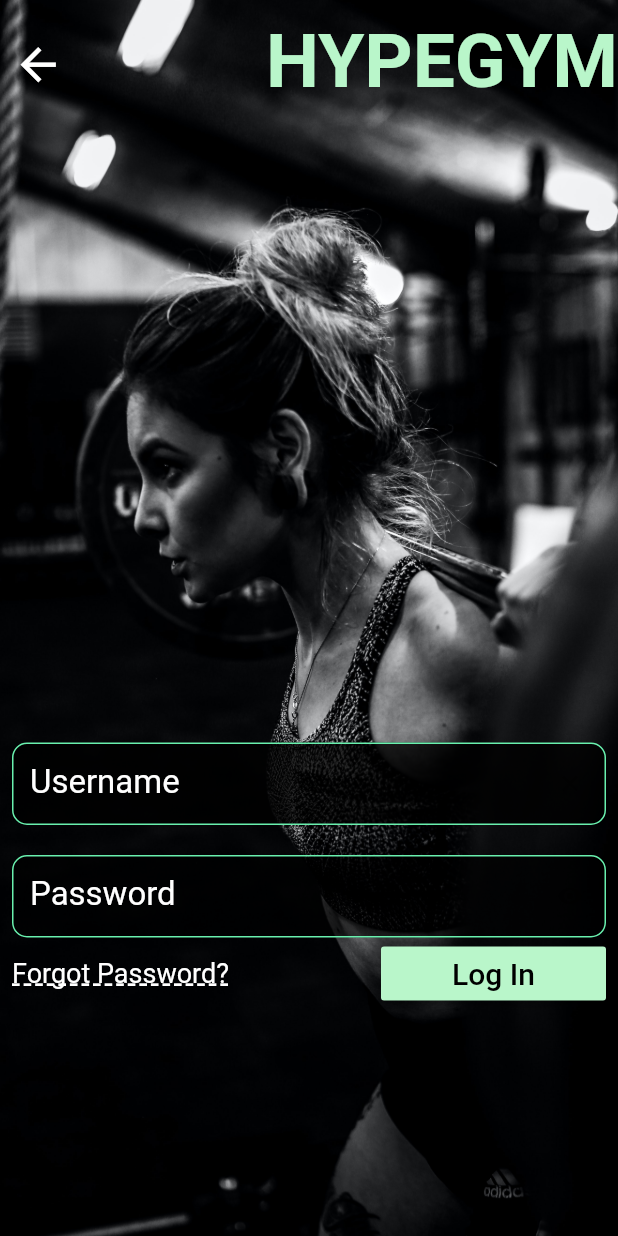
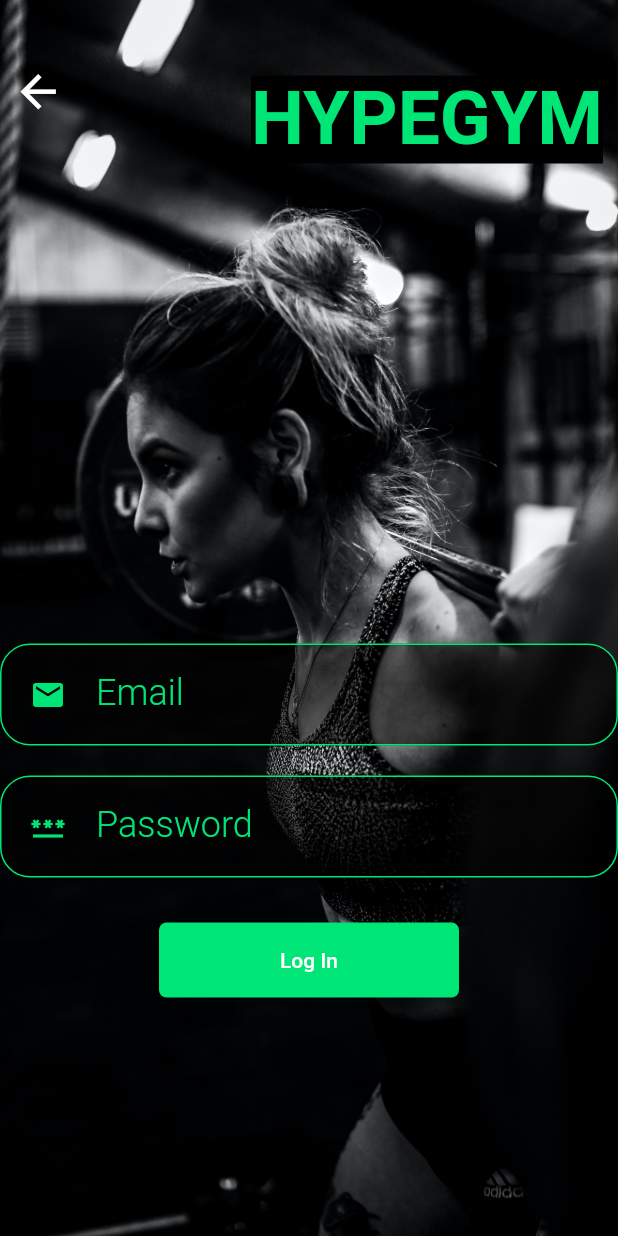
Before and after one commit to CSE343-Hypeline/hypegym-mobile, a Flutter app: the LoginPage screen opened directly, on a phone screen of 412 x 824 dp. Run offline on Flutter 3.47's test engine with Material 2 defaults, Android fonts, the phone set to English and light mode, and no system bars; our stand-ins replace flutter_secure_storage, google_fonts; accounts and stored records are empty.

Commit message:
connect with backend for /login and /me

```diff
--- /dev/null
+++ b/lib/helpers/constants.dart
@@ -0,0 +1,9 @@
+import 'dart:io';
+import 'dart:io' show Platform;
+
+class Constants {
+  Constants._();
+  //static const baseUrl = 'http://localhost:8080';
+  static String baseUrl = Platform.isAndroid ? 'http://192.168.56.1:8080' : 'http://localhost:8080';
+//String baseUrl = Platform.isAndroid ? 'http://192.168.56.1:8080' : 'http://localhost:8080';
+}
--- /dev/null
+++ b/lib/models/user.dart
@@ -0,0 +1,22 @@
+//import 'dart:convert';
+
+class User {
+  final String email;
+  final String roles;
+  final int exp;
+  //final int gymId;
+
+  const User({required this.email, required this.roles, required this.exp/*, required this.gymId*/});
+
+  factory User.fromJson(Map<String, dynamic> json) {
+    return User(
+      email: json['email'], roles: json['roles'], exp: json['exp'], /*gymId: json['exp']*/);
+  }
+
+  Map<String, dynamic> toJson() => {
+    'email': email,
+    'roles': roles,
+    'exp': exp,
+    //'gymId': gymId,
+  };
+}
--- a/lib/pages/login_page.dart
+++ b/lib/pages/login_page.dart
@@ -1,5 +1,12 @@
+import 'dart:convert';
+
 import 'package:flutter/material.dart';
+import 'package:flutter_secure_storage/flutter_secure_storage.dart';
+import 'package:hypegym/models/user.dart';
 import 'package:hypegym/pages/admin_gym_page.dart';
+import 'package:hypegym/services/api_service.dart';
+import 'package:hypegym/services/auth_service.dart';
+
 
 class LoginPage extends StatefulWidget {
   const LoginPage({Key? key}) : super(key: key);
@@ -9,24 +16,13 @@ class LoginPage extends StatefulWidget {
 }
 
 class _LoginPageState extends State<LoginPage> {
-  final _textController = TextEditingController();
+
+  final GlobalKey<FormState> _formKey = GlobalKey();
+  final AuthService authService = AuthService();
+  final ApiService apiService = ApiService();
+  final _emailController = TextEditingController();
   final _passwordController = TextEditingController();
-  bool _isWhite = true;
-  bool _obscureText = true;
-  late String username;
-  late String password;
-
-  // Toggles the password show status
-  void _toggle() {
-    setState(() {
-      _obscureText = !_obscureText;
-    });
-  }
-  void _focus() {
-    setState(() {
-      _isWhite = false;
-    });
-  }
+  final storage = const FlutterSecureStorage();
 
   @override
   Widget build(BuildContext context) {
@@ -40,184 +36,188 @@ class _LoginPageState extends State<LoginPage> {
             width: MediaQuery.of(context).size.width,
           ),
           SingleChildScrollView(
-            child: Column(
-              crossAxisAlignment: CrossAxisAlignment.end,
-              children: [
-                Padding(
-                  padding: const EdgeInsets.symmetric(vertical: 12.0),
-                  child: Row(
+            child: Form(
+              key: _formKey,
+              child: Column(
+                crossAxisAlignment: CrossAxisAlignment.center,
+                children: [
+                  Row(
                     mainAxisAlignment: MainAxisAlignment.spaceBetween,
                     children: [
-                      IconButton(
-                        icon: const Icon(
-                          Icons.arrow_back,
-                          color: Colors.white,
-                          size: 35.0,
+                      Padding(
+                        padding: const EdgeInsets.only(top: 10,),
+                        child: IconButton(
+                          icon: const Icon(
+                            Icons.arrow_back,
+                            color: Colors.white,
+                            size: 35.0,
+                          ),
+                          onPressed: () {
+                            Navigator.of(context).pop();
+                          },
                         ),
-                        onPressed: () {
-                          Navigator.of(context).pop();
-                        },
                       ),
-                      Text(
-                        'HYPEGYM',
-                        style: TextStyle(
-                          fontSize: 50.0,
-                          fontWeight: FontWeight.bold,
-                          color: Colors.greenAccent[100],
+                      Padding(
+                        padding: const EdgeInsets.only(top: 50.0, right: 10.0),
+                        child: Text(
+                          'HYPEGYM',
+                          style: TextStyle(
+                            backgroundColor: Colors.black,
+                            fontSize: 50,
+                            fontWeight: FontWeight.bold,
+                            color: Colors.greenAccent.shade400,
+                          ),
                         ),
                       ),
                     ],
                   ),
-                ),
-                SizedBox(
-                  height: MediaQuery.of(context).size.height * 0.5,
-                ),
-                Padding(
-                  padding: const EdgeInsets.symmetric(horizontal: 8.0),
-                  child: TextField(
-                    onTap: _focus,
-                    controller: _textController,
-                    style: const TextStyle(
-                      color: Colors.white,
-                    ),
+                  const SizedBox(height: 320,),
+                  TextFormField(
+                    controller: _emailController,
+                    validator: (value) {
+                      if (value == null || value.isEmpty || value.length < 3) {
+                        return 'First Name must contain at least 3 characters';
+                      }
+                    },
+                    style: const TextStyle(color: Colors.white),
+                    onChanged: (value) {},
+                    autocorrect: true,
                     decoration: InputDecoration(
-                      isDense: true,
-                      filled: true,
-                      fillColor: Colors.black.withOpacity(0.8),
+                      errorStyle: const TextStyle(color: Colors.red),
+                      fillColor: Colors.black54,
                       enabledBorder: OutlineInputBorder(
-                        borderSide: const BorderSide(
-                          color: Colors.greenAccent,
-                        ),
-                        borderRadius: BorderRadius.circular(10.0),
+                        borderRadius: const BorderRadius.all(Radius.circular(20.0)),
+                        borderSide: BorderSide(
+                            color: Colors.greenAccent.shade400, width: 1),
                       ),
                       focusedBorder: OutlineInputBorder(
-                        borderSide: const BorderSide(
-                          color: Colors.greenAccent,
+                        borderRadius: const BorderRadius.all(Radius.circular(5.0)),
+                        borderSide: BorderSide(
+                            color: Colors.greenAccent.shade400, width: 1),
+                      ),
+                      labelText: 'Email',
+                      hintText: 'Email',
+                      prefixIcon: Padding(
+                        padding: const EdgeInsets.fromLTRB(20.0, 0.0, 20.0, 0.0),
+                        child: Icon(
+                          Icons.email,
+                          color: Colors.greenAccent.shade400,
+                          size: 24,
                         ),
-                        borderRadius: BorderRadius.circular(10.0),
                       ),
-                      labelText: 'Username',
-                      labelStyle: const TextStyle(
-                        color: Colors.white,
-                        fontSize: 22,
+                      labelStyle: TextStyle(
+                        height: 1.171875,
+                        fontSize: 24.0,
+                        fontWeight: FontWeight.w300,
+                        color: Colors.greenAccent.shade400,
                       ),
-
-                      hintText: 'Username',
                       hintStyle: TextStyle(
-                        fontSize: 20.0,
-                        color: _isWhite ? Colors.white : Colors.black,
+                        height: 1.171875,
+                        fontSize: 24.0,
+                        fontWeight: FontWeight.w300,
+                        color: Colors.greenAccent.shade400,
                       ),
-                      suffixIcon: IconButton(
-                        onPressed: () {
-                          _textController.clear();
-                        },
-                        icon: const Icon(Icons.clear),
-                      ),
+                      filled: true,
                     ),
-                    onChanged: (text) {
-                      setState(() {
-                        username = text;
-                        debugPrint("username: $username");
-                      });
+                  ),
+                  const SizedBox(height: 20,),
+                  TextFormField(
+                    controller: _passwordController,
+                    validator: (value) {
+                      if (value == null || value.isEmpty || value.length < 3) {
+                        return 'First Name must contain at least 3 characters';
+                      }
                     },
-                  ),
-                ),
-                const SizedBox(height: 20),
-                Padding(
-                  padding: const EdgeInsets.symmetric(horizontal: 8.0),
-                  child: TextField(
-                    onTap: _focus,
-                    obscureText: _obscureText,
-                    controller: _passwordController,
-                    style: const TextStyle(
-                      color: Colors.white,
-                    ),
+                    style: const TextStyle(color: Colors.white),
+                    onChanged: (value) {},
+                    autocorrect: true,
+                    obscureText: true,
+                    keyboardType: TextInputType.emailAddress,
                     decoration: InputDecoration(
-                      isDense: true,
-                      filled: true,
-                      fillColor: Colors.black.withOpacity(0.6),
+                      errorStyle: const TextStyle(color: Colors.red),
+                      fillColor: Colors.black54,
                       enabledBorder: OutlineInputBorder(
-                        borderSide: const BorderSide(
-                          color: Colors.greenAccent,
-                        ),
-                        borderRadius: BorderRadius.circular(10.0),
+                        borderRadius: const BorderRadius.all(Radius.circular(20.0)),
+                        borderSide: BorderSide(
+                            color: Colors.greenAccent.shade400, width: 1),
                       ),
                       focusedBorder: OutlineInputBorder(
-                        borderSide: const BorderSide(
-                          color: Colors.greenAccent,
-                        ),
-                        borderRadius: BorderRadius.circular(10.0),
+                        borderRadius: const BorderRadius.all(Radius.circular(5.0)),
+                        borderSide: BorderSide(
+                            color: Colors.greenAccent.shade400, width: 1),
                       ),
                       labelText: 'Password',
-                      labelStyle: const TextStyle(
-                        color: Colors.white,
-                        fontSize: 22,
-                      ),
                       hintText: 'Password',
-                      hintStyle: TextStyle(
-                        fontSize: 20.0,
-                        color: _isWhite ? Colors.white : Colors.black,
-                      ),
-                      suffixIcon: IconButton(
-                        onPressed: _toggle,
-                        icon: Icon(
-                          _obscureText
-                              ? Icons.visibility_rounded
-                              : Icons.visibility_off_rounded,
+                      prefixIcon: Padding(
+                        padding: const EdgeInsets.fromLTRB(20.0, 0.0, 20.0, 0.0),
+                        child: Icon(
+                          Icons.password,
+                          color: Colors.greenAccent.shade400,
+                          size: 24,
                         ),
                       ),
-                    ),
-                    onChanged: (text) {
-                      setState(() {
-                        password = text;
-                        debugPrint("password: $password");
-                      });
-                    },
-                  ),
-                ),
-                GestureDetector(
-                  behavior: HitTestBehavior.opaque,
-                  onTap: () {
-                    debugPrint('Forgot Password?');
-                  },
-                  child: Padding(
-                    padding: const EdgeInsets.symmetric(horizontal: 8.0),
-                    child: Row(
-                      mainAxisAlignment: MainAxisAlignment.spaceBetween,
-                      children: [
-                        const Text(
-                          'Forgot Password?',
-                          style: TextStyle(
-                            color: Colors.white,
-                            fontSize: 18.0,
-                            decoration: TextDecoration.underline,
-                            decorationStyle: TextDecorationStyle.dashed,
-                            decorationThickness: 2.0,
-                          ),
-                        ),
-                        ButtonTheme(
-                          minWidth: 150,
-                          child: MaterialButton(
-                            onPressed: () {
-                              if(username == "admin" && password == "1234") {
-                                Navigator.push(context, MaterialPageRoute(builder: (context) => const AdminGymPage()));
-                              }
-                            },
-                            color: Colors.greenAccent[100],
-                            child: const Text(
-                              'Log In',
-                              style: TextStyle(
-                                fontSize: 20,
-                                color: Colors.black,
-                              ),
-                            ),
-                          ),
-                        ),
-                      ],
+                      labelStyle: TextStyle(
+                          height: 1.171875,
+                          fontSize: 24.0,
+                          fontWeight: FontWeight.w300,
+                          color: Colors.greenAccent.shade400),
+                      hintStyle: TextStyle(
+                          height: 1.171875,
+                          fontSize: 24.0,
+                          fontWeight: FontWeight.w300,
+                          color: Colors.greenAccent.shade400),
+                      filled: true,
                     ),
                   ),
-                )
-              ],
+                  const SizedBox(height: 30,),
+                  ElevatedButton(
+                    onPressed: () async {
+                      //login(_emailController.text.toString(), _passwordController.text.toString());
+                      if (_formKey.currentState!.validate()) {
+                        var res = await authService.login(_emailController.text, _passwordController.text);
+                        //print(res?.headers);
+                        switch (res!.statusCode) {
+                          case 200:
+                            var data = jsonDecode(res.body);
+                            storage.write(key: "token", value: data['token']);
+                            //if (!mounted) return;
+                            var resMe = await apiService.getMyProfile();
+                            switch (resMe!.statusCode) {
+                              case 200:
+                                final User user = User.fromJson(jsonDecode(resMe.body));
+                                if(user.roles == "SUPERADMIN"){
+                                  Navigator.push(context, MaterialPageRoute(builder: (context) => const AdminGymPage()));
+                                }
+                                break;
+                              case 401:
+                                break;
+                              default:
+                                ScaffoldMessenger.of(context).showSnackBar(const SnackBar(
+                                  content: Text("You are not in the gym!"),
+                                ));
+                                break;
+                            }
+                            break;
+                          default:
+                            ScaffoldMessenger.of(context).showSnackBar(const SnackBar(
+                              content: Text("Wrong email or password!"),
+                            ));
+                            break;
+                        }
+                      }
+                    },
+                    style: ElevatedButton.styleFrom(
+                      backgroundColor: Colors.greenAccent.shade400,
+                      shape: RoundedRectangleBorder(
+                          borderRadius: BorderRadius.circular(5)
+                      ),
+                      minimumSize: const Size(200, 50),
+                      maximumSize: const Size(200, 50),
+                    ),
+                    child: const Text("Log In"),
+                  ),
+                ],
+              ),
             ),
           ),
         ],
--- /dev/null
+++ b/lib/services/api_service.dart
@@ -0,0 +1,114 @@
+import 'dart:convert';
+
+import 'package:flutter_secure_storage/flutter_secure_storage.dart';
+import 'package:http/http.dart';
+import 'package:hypegym/helpers/constants.dart';
+
+
+class ApiService {
+
+  final storage = const FlutterSecureStorage();
+
+  Future<String> get tokenOrEmpty async {
+    var token = await storage.read(key: "token");
+    if (token == null) return "";
+    return token;
+  }
+
+  Future<Response?> getMyProfile() async {
+    try{
+      String token = await tokenOrEmpty;
+      Map<String, String> requestHeaders = {
+        'Content-type': 'application/json',
+        'Accept': 'application/json',
+        'Cookie': 'Authorization=$token'
+      };
+      print(token.toString());
+      Response response = await get(
+          Uri.parse('${Constants.baseUrl}/api/me'), headers: requestHeaders);
+      print(response.toString());
+      return response;
+    }catch(e){
+      print(e.toString());
+    }
+    return null;
+  }
+
+  Future<Response?> addUser(String email, String password, String role, int gym_id) async {
+    try{
+      String token = await tokenOrEmpty;
+      Map<String, String> requestHeaders = {
+        'Content-type': 'application/json',
+        'Accept': 'application/json',
+        'Cookie': 'Authorization=$token'
+      };
+      Map data = {
+        'email': email,
+        'password': password,
+        'role': role,
+        'gym_id': gym_id,
+      };
+      print(token.toString());
+      Response response = await post(
+          Uri.parse('${Constants.baseUrl}/api/user'),
+          headers: requestHeaders,
+          body: json.encode(data)
+      );
+      print(response.toString());
+      return response;
+    }catch(e){
+      print(e.toString());
+    }
+    return null;
+  }
+
+/*
+  Future<Response> getMyProfile() async {
+    var myProfileUri = Uri.parse('${Constants.baseUrl}/auth/user/me');
+    final res = await client.get(myProfileUri);
+    return res;
+  }
+ */
+/*
+  Future<Response> getUserList() async {
+    var userUrl = Uri.parse('${Constants.baseUrl}/users');
+    final res = await client.get(userUrl);
+    return res;
+  }
+
+  Future<Response> getUserById(String id) async {
+    var userUrl = Uri.parse('${Constants.baseUrl}/users/$id');
+    final res = await client.get(userUrl);
+    return res;
+  }
+
+  Future<Response> addUser(int roleId, String email, String password,
+      String fullName, String phone) async {
+    var userUrl = Uri.parse('${Constants.baseUrl}/users');
+    final res = await client.post(userUrl, body: {
+      "email": email,
+      "password": password,
+      "fullName": fullName,
+      "phone": phone
+    });
+    return res;
+  }
+
+  Future<Response> updateUser(
+      int? id, String email, String fullName, String phone) async {
+    var userUrl = Uri.parse('${Constants.baseUrl}/users/$id');
+    final res = await client.put(userUrl, body: {
+      "email": email,
+      "fullName": fullName,
+      "phone": phone
+    });
+    return res;
+  }
+
+  Future<Response> deleteUser(String id) async {
+    var userUrl = Uri.parse('${Constants.baseUrl}/users/$id');
+    final res = await client.delete(userUrl);
+    return res;
+  }
+   */
+}
--- /dev/null
+++ b/lib/services/auth_service.dart
@@ -0,0 +1,28 @@
+import 'dart:convert';
+//import 'package:flutter/material.dart';
+import 'package:http/http.dart';
+import 'package:hypegym/helpers/constants.dart';
+//import 'package:http/http.dart' as http;
+//import 'dart:io';
+//import 'package:hypegym/pages/admin_gym_page.dart';
+
+
+class AuthService {
+  var loginUri = Uri.parse('${Constants.baseUrl}/login');
+
+  Future<Response?> login(String email, String password) async {
+    Map data = {
+      'email': email,
+      'password': password,
+    };
+    try{
+      Response response = await post(
+          Uri.parse('${Constants.baseUrl}/login'),
+          body: json.encode(data)
+      );
+      return response;
+    }catch(e){
+      print(e.toString());
+    }
+  }
+}
--- a/pubspec.yaml
+++ b/pubspec.yaml
@@ -31,6 +31,8 @@ environment:
 dependencies:
   flutter:
     sdk: flutter
+  http: ^0.13.5
+  flutter_secure_storage: ^6.1.0
 
 
   # The following adds the Cupertino Icons font to your application.
```
Also changed, not shown: pubspec.lock, 1 other file.
